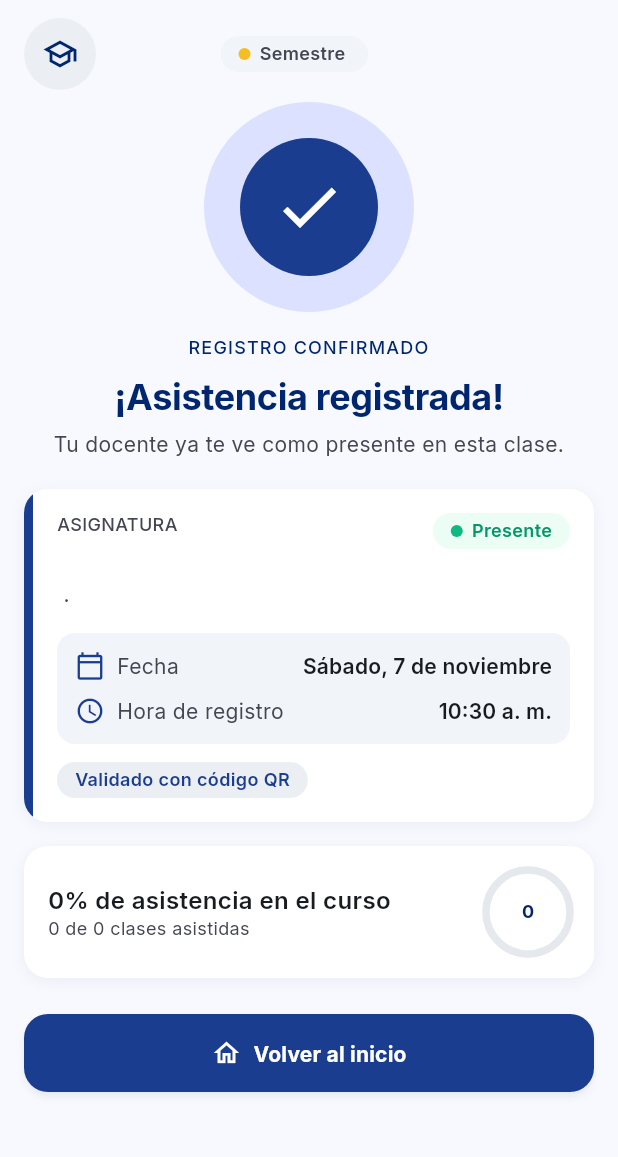
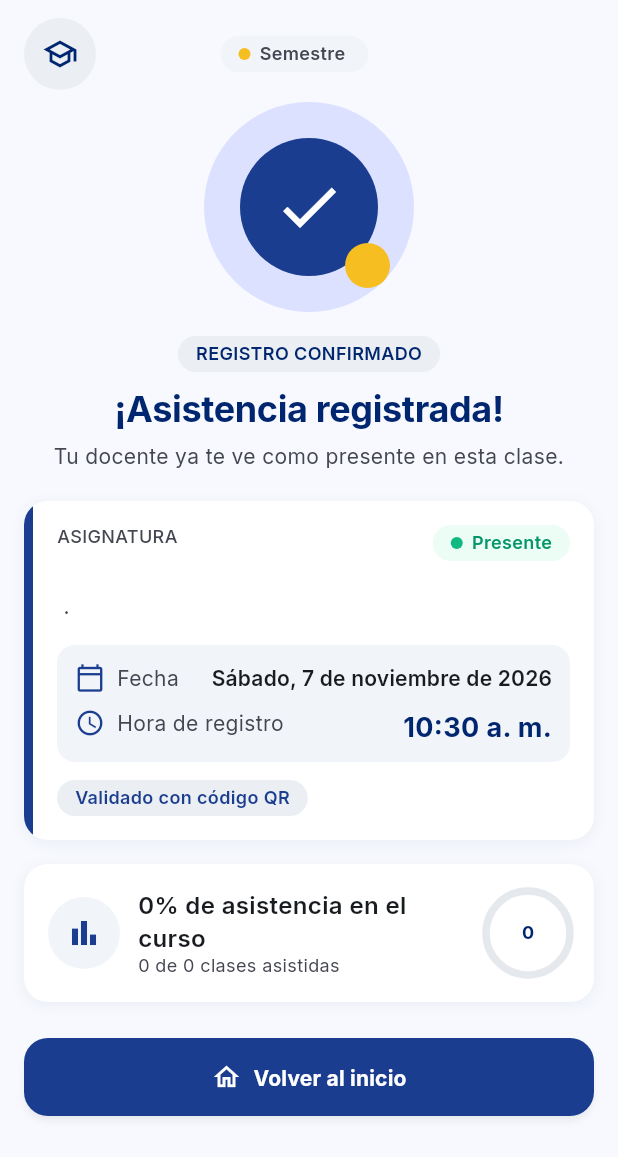
Before and after one commit to AlejoNR/Asistly, a Flutter app: the AttendanceDoneView screen opened directly, on a phone screen of 412 x 824 dp. Shown: the top 1157 px of the screen. Run offline on Flutter 3.47's test engine with Material 3 defaults, Android fonts, the phone set to English and light mode, and no system bars; our stand-ins replace cloud_firestore, cloud_functions, file_picker, firebase_auth, firebase_core, flutter_blue_plus and 6 more; missing offline and left inert: excel, mobile_scanner; accounts and stored records are empty.

Commit message:
Entrar desde cualquier celular, arreglos de la prueba completa y pulido contra mockups
- Se puede iniciar sesión desde otro celular; marcar asistencia solo desde el vinculado.
- Reintentar tras un error vuelve al paso anterior y el Inicio se actualiza.
- La clase sin marcar se muestra primero si hay varias abiertas.
- Singulares en los textos (1 pendiente, 1 clase asistida...).
- Ajustes en Curso creado, Unirme, Detalle, Buscar señal, Escanear QR,
  Asistencia registrada, Error e Historial para parecerse a los mockups.

```diff
--- a/lib/viewmodels/signal_search_viewmodel.dart
+++ b/lib/viewmodels/signal_search_viewmodel.dart
@@ -68,6 +68,12 @@ class SignalSearchViewModel extends BaseViewModel {
     }
   }
 
+  /// "Reintentar" desde la pantalla de error: busca la señal otra vez.
+  Future<void> retry() async {
+    _failureTaken = false;
+    await _search();
+  }
+
   /// true solo la primera vez: la vista navega una sola vez a la pantalla de error.
   bool takeFailure() {
     if (state != SignalState.failed || _failureTaken) return false;
--- a/lib/viewmodels/student_profile_viewmodel.dart
+++ b/lib/viewmodels/student_profile_viewmodel.dart
@@ -12,6 +12,7 @@ class StudentProfileViewModel extends ProfileViewModel {
 
   int _present = 0;
   int _total = 0;
+  bool _isLinkedDevice = true;
 
   bool get hasClasses => _total > 0;
   int get globalPercent => hasClasses ? (_present * 100 / _total).round() : 0;
@@ -22,12 +23,13 @@ class StudentProfileViewModel extends ProfileViewModel {
     final id = user?.deviceId ?? '';
     if (id.isEmpty) return 'Sin vincular';
     final end = id.length <= 6 ? id : id.substring(id.length - 6);
-    return 'Este celular · ID …$end';
+    return '${_isLinkedDevice ? 'Este celular' : 'Otro celular'} · ID …$end';
   }
 
   Future<void> load() async {
     // Si falla, el perfil se muestra igual, sin el porcentaje.
     try {
+      _isLinkedDevice = await authRepo.isLinkedDevice();
       var present = 0;
       var total = 0;
       for (final item in await _courseRepo.getStudentCourses()) {
--- a/lib/views/student/attendance_done_view.dart
+++ b/lib/views/student/attendance_done_view.dart
@@ -63,18 +63,37 @@ class AttendanceDoneView extends StatelessWidget {
                   height: 140,
                   alignment: Alignment.center,
                   decoration: const BoxDecoration(color: AppColors.primaryFixed, shape: BoxShape.circle),
-                  child: Container(
-                    width: 92,
-                    height: 92,
-                    decoration: const BoxDecoration(color: AppColors.primaryContainer, shape: BoxShape.circle),
-                    child: const Icon(Icons.check, size: 48, color: AppColors.onPrimary),
+                  child: Stack(
+                    clipBehavior: Clip.none,
+                    children: [
+                      Container(
+                        width: 92,
+                        height: 92,
+                        decoration: const BoxDecoration(color: AppColors.primaryContainer, shape: BoxShape.circle),
+                        child: const Icon(Icons.check, size: 48, color: AppColors.onPrimary),
+                      ),
+                      // Punto amarillo del mockup.
+                      Positioned(
+                        right: -8,
+                        bottom: -8,
+                        child: Container(
+                          width: 30,
+                          height: 30,
+                          decoration: const BoxDecoration(color: AppColors.tertiaryFixedDim, shape: BoxShape.circle),
+                        ),
+                      ),
+                    ],
                   ),
                 ),
               ),
               const SizedBox(height: 16),
-              Text('REGISTRO CONFIRMADO',
-                  textAlign: TextAlign.center,
-                  style: AppText.labelMd.copyWith(color: AppColors.primary, letterSpacing: 0.8)),
+              const Center(
+                child: StatusChip(
+                  label: 'REGISTRO CONFIRMADO',
+                  background: AppColors.surfaceContainer,
+                  foreground: AppColors.primary,
+                ),
+              ),
               const SizedBox(height: 8),
               Text('¡Asistencia registrada!',
                   textAlign: TextAlign.center,
@@ -122,13 +141,14 @@ class AttendanceDoneView extends StatelessWidget {
                           _DetailRow(
                             icon: Icons.calendar_today_outlined,
                             label: 'Fecha',
-                            value: DateFormatEs.long(vm.markedAt),
+                            value: '${DateFormatEs.long(vm.markedAt)} de ${vm.markedAt.year}',
                           ),
                           const SizedBox(height: 10),
                           _DetailRow(
                             icon: Icons.schedule,
                             label: 'Hora de registro',
                             value: DateFormatEs.time(vm.markedAt),
+                            big: true,
                           ),
                         ],
                       ),
@@ -148,13 +168,20 @@ class AttendanceDoneView extends StatelessWidget {
                   padding: const EdgeInsets.all(16),
                   child: Row(
                     children: [
+                      Container(
+                        width: 48,
+                        height: 48,
+                        decoration: const BoxDecoration(color: AppColors.surfaceContainerLow, shape: BoxShape.circle),
+                        child: const Icon(Icons.bar_chart, color: AppColors.primaryContainer),
+                      ),
+                      const SizedBox(width: 12),
                       Expanded(
                         child: Column(
                           crossAxisAlignment: CrossAxisAlignment.start,
                           children: [
                             Text('${vm.percent}% de asistencia en el curso',
                                 style: AppText.titleMd.copyWith(color: AppColors.onSurface)),
-                            Text('${vm.present} de ${vm.total} clases asistidas',
+                            Text('${vm.present} de ${vm.total} ${vm.total == 1 ? 'clase asistida' : 'clases asistidas'}',
                                 style: AppText.bodySm.copyWith(color: AppColors.onSurfaceVariant)),
                           ],
                         ),
@@ -190,7 +217,8 @@ class _DetailRow extends StatelessWidget {
   final IconData icon;
   final String label;
   final String value;
-  const _DetailRow({required this.icon, required this.label, required this.value});
+  final bool big; // La hora va más grande, como en el mockup
+  const _DetailRow({required this.icon, required this.label, required this.value, this.big = false});
 
   @override
   Widget build(BuildContext context) {
@@ -206,7 +234,12 @@ class _DetailRow extends StatelessWidget {
             spacing: 12,
             children: [
               Text(label, style: AppText.bodyMd.copyWith(color: AppColors.onSurfaceVariant)),
-              Text(value, style: AppText.labelLg.copyWith(color: AppColors.onSurface, fontWeight: FontWeight.w600)),
+              Text(
+                value,
+                style: big
+                    ? AppText.titleLg.copyWith(color: AppColors.primary, fontWeight: FontWeight.w700)
+                    : AppText.labelLg.copyWith(color: AppColors.onSurface, fontWeight: FontWeight.w600),
+              ),
             ],
           ),
         ),
--- a/lib/views/student/student_home_view.dart
+++ b/lib/views/student/student_home_view.dart
@@ -329,6 +329,12 @@ class _LiveClassCard extends StatelessWidget {
                     icon: Icons.timer_off_outlined,
                     onPressed: null,
                   )
+                else if (!vm.isLinkedDevice)
+                  const _ScanButton(
+                    label: 'Marca desde tu celular vinculado',
+                    icon: Icons.phonelink_lock,
+                    onPressed: null,
+                  )
                 else
                   _ScanButton(
                     label: 'Escanear QR de asistencia',
--- a/lib/views/teacher/closed_session_view.dart
+++ b/lib/views/teacher/closed_session_view.dart
@@ -196,7 +196,7 @@ class ClosedSessionView extends StatelessWidget {
               const SizedBox(height: 8),
             ],
             Text(
-              'Mostrando ${vm.present.length} alumnos presentes',
+              vm.present.length == 1 ? 'Mostrando 1 alumno presente' : 'Mostrando ${vm.present.length} alumnos presentes',
               textAlign: TextAlign.center,
               style: AppText.bodySm.copyWith(color: AppColors.onSurfaceVariant),
             ),
--- a/lib/views/teacher/course_created_view.dart
+++ b/lib/views/teacher/course_created_view.dart
@@ -251,7 +251,10 @@ class _CodeCard extends StatelessWidget {
             child: Column(
               children: [
                 // Wrap: si el grupo y el aula no caben en una línea, el aula baja.
-                Wrap(
+                // SizedBox a todo el ancho: sin él, el Wrap se encoge y no los separa a los lados.
+                SizedBox(
+                  width: double.infinity,
+                  child: Wrap(
                     alignment: WrapAlignment.spaceBetween,
                     spacing: 8,
                     runSpacing: 8,
@@ -259,6 +262,7 @@ class _CodeCard extends StatelessWidget {
                       _Pill(text: course.group),
                       _Pill(text: course.room, icon: Icons.meeting_room_outlined),
                     ],
+                  ),
                 ),
                 const SizedBox(height: 16),
                 Text(
--- a/lib/views/teacher/course_detail_view.dart
+++ b/lib/views/teacher/course_detail_view.dart
@@ -313,7 +313,9 @@ class _QuickActions extends StatelessWidget {
             child: _QuickAction(
               icon: Icons.group_outlined,
               title: 'Estudiantes',
-              subtitle: course.pendingCount > 0 ? '${course.pendingCount} pendientes' : 'Ver lista',
+              subtitle: course.pendingCount == 0
+                  ? 'Ver lista'
+                  : (course.pendingCount == 1 ? '1 pendiente' : '${course.pendingCount} pendientes'),
               badge: course.pendingCount,
               onTap: () =>
                   Navigator.pushNamed(context, 'course_students', arguments: course.id).then((value) => onReturn()),
--- a/lib/views/teacher/pending_requests_view.dart
+++ b/lib/views/teacher/pending_requests_view.dart
@@ -70,7 +70,7 @@ class PendingRequestsView extends StatelessWidget {
                         borderRadius: BorderRadius.circular(999),
                       ),
                       child: Text(
-                        '${pending.length} pendientes',
+                        pending.length == 1 ? '1 pendiente' : '${pending.length} pendientes',
                         style: AppText.labelMd.copyWith(color: AppColors.onTertiaryFixed),
                       ),
                     ),
```
Also changed, not shown: lib/services/auth_repository.dart (+15 -16 lines), lib/services/session_repository.dart (+8 -1 lines), lib/viewmodels/student_home_viewmodel.dart (+13 -2 lines), lib/views/student/attendance_error_view.dart (+35 -13 lines), lib/views/student/join_course_view.dart (+15 -5 lines), lib/views/student/scan_qr_view.dart (+8 -2 lines), lib/views/student/signal_search_view.dart (+17 -2 lines), lib/views/student/student_course_detail_view.dart (+11 -3 lines), lib/views/student/student_history_view.dart (+9 -2 lines). Lines whose indentation alone changed are shown as unchanged.
